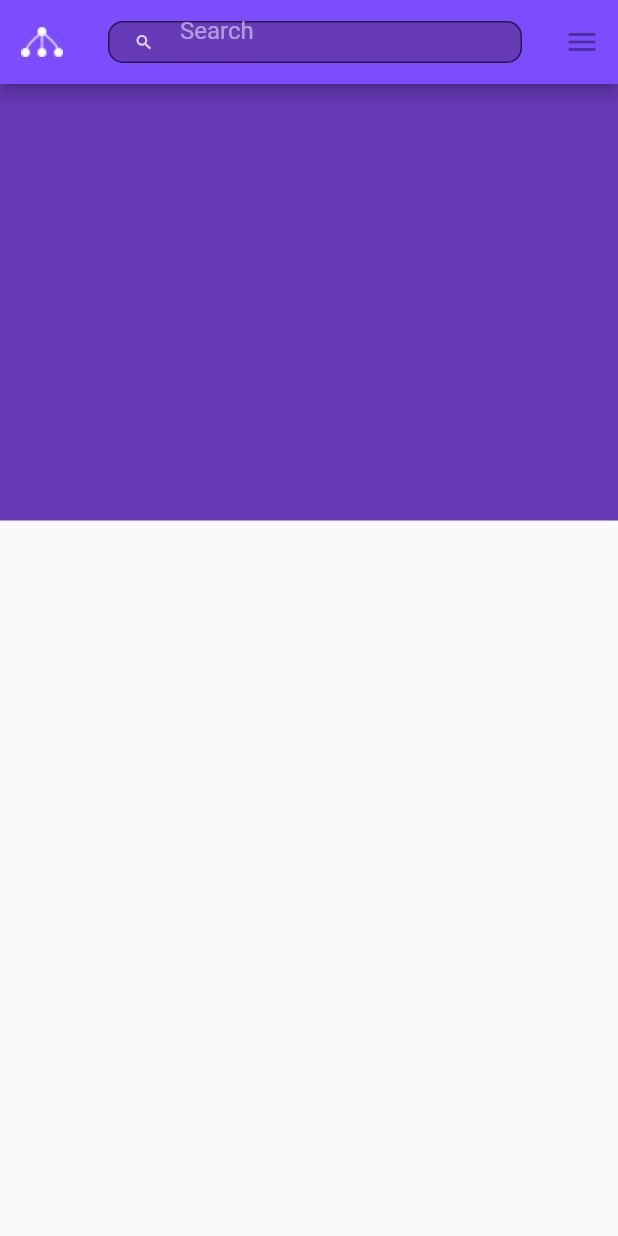
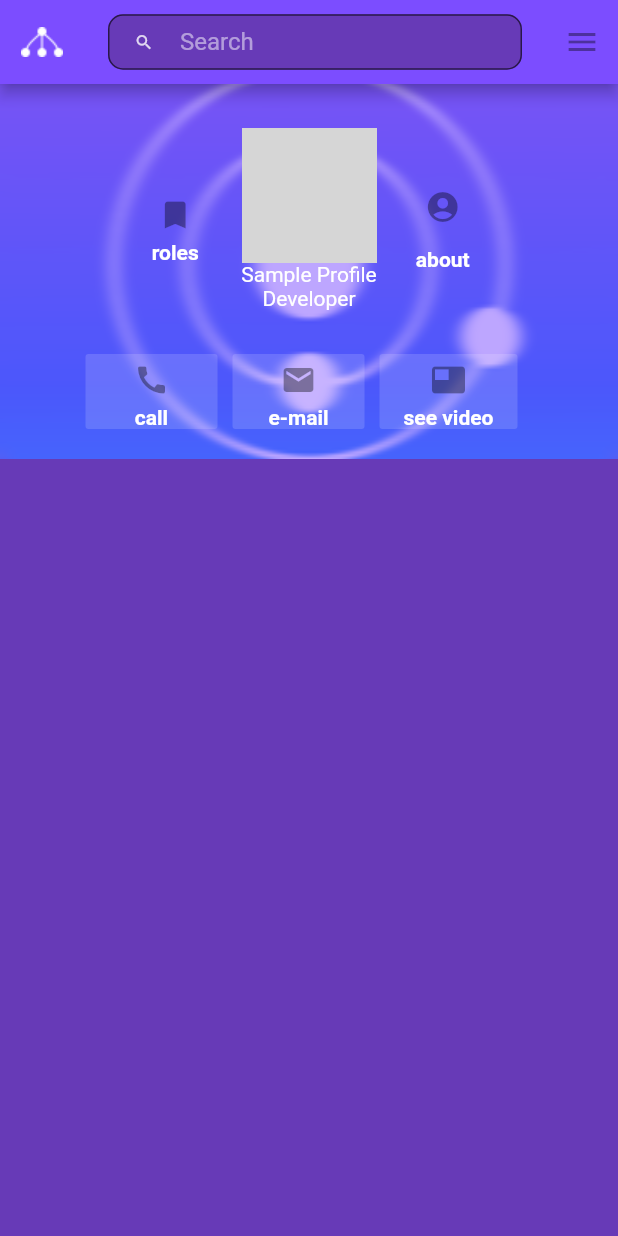
Before and after one commit to serkon/intern, a Flutter app: the EmployeeInfoScreen screen opened directly, on a phone screen of 412 x 824 dp. Run offline on Flutter 3.47's test engine with Material 2 defaults, Android fonts, the light colour scheme and no system bars; missing offline and left inert: encrypt; network calls fail; grey boxes are pictures that could not be loaded.

Commit message:
UI - blur image part

```diff
--- a/lib/widget/stateful/employee_info_screen.dart
+++ b/lib/widget/stateful/employee_info_screen.dart
@@ -1,5 +1,6 @@
 import 'package:flutter/material.dart';
 import 'package:flutter_login/widget/stateful/search_box2.dart';
+import 'package:flutter_login/widget/stateless/blur_img.dart';
 import 'package:flutter_login/widget/stateless/login_background.dart';
 
 final GlobalKey<ScaffoldState> scaffoldKey = GlobalKey<ScaffoldState>();
@@ -14,6 +15,8 @@ class EmployeeInfoScreen extends StatefulWidget {
 
 class EmployeeInfoScreenState extends State<EmployeeInfoScreen> {
   Widget build(BuildContext context) {
+    var assetImage = new AssetImage("assets/images/sunglasses-c.png");
+    var image = new Image(image: assetImage, height: 50.0, width: 330.0);
     return Scaffold(
         key: scaffoldKey,
         appBar: AppBar(
@@ -29,14 +32,19 @@ class EmployeeInfoScreenState extends State<EmployeeInfoScreen> {
                 icon: const Icon(Icons.menu),
               )
             ]),
-        body: Container(
-          color: Colors.deepPurple,
-          height: 291.0,
-          child: new ListView(children: [
-          MaterialButton(
+        body: Stack(
+          children: <Widget>[
+            Positioned.fill(child: Container(
+                color: Colors.deepPurple,
+            child:ListView(
+            children: <Widget>[
+              ExpenseImageAsset2(),
 
-          )
-          ]),
+            ],
+        )))
+
+
+          ],
         ));
   }
 }
--- a/lib/widget/stateful/search_box.dart
+++ /dev/null
@@ -1,51 +0,0 @@
-import 'package:flutter/material.dart';
-
-class SearchBox extends StatelessWidget {
-  @override
-  Widget build(BuildContext context) {
-    return Scaffold(
-        appBar: AppBar(
-
-            title: Text("Search"), actions: <Widget>[
-            IconButton(icon: Icon(Icons.search, size:283,), onPressed: () {
-        showSearch(context: context, delegate: DataSearch());
-      })
-    ]));
-  }
-}
-
-class DataSearch extends SearchDelegate<String> {
-  final users = ["Yunus Emre Meydancı", "Ertan Ayanlar", "Nursena Köprücü", "Büşra Uyar"];
-
-  final recentUsers = ["Nursena Köprücü", "Büşra Uyar"];
-  @override
-  List<Widget> buildActions(BuildContext context) {
-    return [IconButton(icon: Icon(Icons.clear), onPressed: () {})];
-  }
-
-  @override
-  Widget buildLeading(BuildContext context) {
-    // left side
-    return IconButton(
-        icon: AnimatedIcon(
-            icon: AnimatedIcons.menu_arrow, progress: transitionAnimation),
-        onPressed: () {});
-  }
-
-  @override
-  Widget buildResults(BuildContext context) {
-    return null;
-  }
-
-  @override
-  Widget buildSuggestions(BuildContext context) {
-    final suggestionList = query.isEmpty ? recentUsers : users;
-    return ListView.builder(
-      itemBuilder: (context, index) => ListTile(
-        leading: Icon(Icons.account_circle),
-        title: Text(suggestionList[index]),
-      ),
-      itemCount: suggestionList.length,
-    );
-  }
-}
--- a/lib/widget/stateful/search_box2.dart
+++ b/lib/widget/stateful/search_box2.dart
@@ -4,23 +4,21 @@ class SearchBox2 extends StatelessWidget {
   @override
   Widget build(BuildContext context) {
     return Container(
-      width: 283.0,
-      height: 28.0,
+        height: 37,
         child: TextFormField(
           decoration: InputDecoration(
-
+              contentPadding:
+              new EdgeInsets.symmetric(vertical: 0.1, horizontal: 5),
               prefixIcon: Icon(Icons.search,
                   size: 12.9, color: Colors.white.withOpacity(0.8)),
               border: new OutlineInputBorder(
                 borderRadius: const BorderRadius.all(
                   const Radius.circular(10.0),
-
                 ),
               ),
               filled: true,
               hintText: "Search",
               hintStyle: TextStyle(color: Colors.white.withOpacity(0.5)),
-
               fillColor: Colors.deepPurple),
         ));
   }
--- /dev/null
+++ b/lib/widget/stateless/blur_img.dart
@@ -0,0 +1,150 @@
+import 'dart:ui';
+
+import 'package:flutter/material.dart';
+
+import 'circled_image.dart';
+
+class ExpenseImageAsset2 extends StatelessWidget {
+  @override
+  Widget build(BuildContext context) {
+    return Container(
+        height: 250.0,
+        width: MediaQuery.of(context).size.width,
+        decoration: BoxDecoration(
+          image: DecorationImage(
+            image: AssetImage('assets/images/journey_logo.png'),
+            fit: BoxFit.cover,
+          ),
+        ),
+        child: BackdropFilter(
+            filter: ImageFilter.blur(sigmaX: 5, sigmaY: 0),
+            child: Container(
+                padding: EdgeInsets.symmetric(horizontal: 5.0),
+                color: Colors.deepPurpleAccent.withOpacity(0.5),
+                child: Column(children: <Widget>[
+                  Expanded(
+                      child: Row(
+                          mainAxisAlignment: MainAxisAlignment.center,
+                          children: <Widget>[
+                        RaisedButton(
+                            disabledColor: Colors.white.withOpacity(0.0),
+                            onPressed: null,
+                            child: Column(
+                              mainAxisSize: MainAxisSize.min,
+                              children: <Widget>[
+                                Padding(
+                                    padding: EdgeInsets.only(top: 15.0),
+                                    child: Icon(
+                                      Icons.bookmark,
+                                    )),
+                                Padding(
+                                    padding: EdgeInsets.only(top: 5.0),
+                                    child: Text(
+                                      "roles",
+                                      style: TextStyle(
+                                        color: Colors.white,
+                                        fontWeight: FontWeight.bold,
+                                      ),
+                                    )),
+                              ],
+                            )),
+                        CircleImage(),
+                        RaisedButton(
+                            disabledColor: Colors.white.withOpacity(0.0),
+                            child: Column(
+                              mainAxisSize: MainAxisSize.min,
+                              children: <Widget>[
+                                Padding(
+                                    padding: EdgeInsets.only(top: 15.0),
+                                    child: Icon(
+                                      Icons.account_circle,
+                                    )),
+                                Padding(
+                                    padding: EdgeInsets.only(top: 15.0),
+                                    child: Text(
+                                      "about",
+                                      style: TextStyle(
+                                        color: Colors.white,
+                                        fontWeight: FontWeight.bold,
+                                      ),
+                                    )),
+                              ],
+                            ))
+                      ])),
+                  Row(
+                      mainAxisAlignment: MainAxisAlignment.center,
+                      children: <Widget>[
+                        Padding(
+                            padding: EdgeInsets.only(right: 10.0, bottom: 20),
+                            child: RaisedButton(
+
+                                disabledColor: Colors.white.withOpacity(0.15),
+                                child: Column(
+                                  mainAxisSize: MainAxisSize.min,
+                                  children: <Widget>[
+                                    Padding(
+                                        padding: EdgeInsets.only(top: 5.0),
+                                        child: Icon(
+                                          Icons.call,
+                                        )),
+                                    Padding(
+                                        padding: EdgeInsets.only(top: 5.0),
+                                        child: Text(
+                                          "call",
+                                          style: TextStyle(
+                                            color: Colors.white,
+                                            fontWeight: FontWeight.bold,
+                                          ),
+                                        )),
+                                  ],
+                                ))),
+                        Padding(
+                            padding: EdgeInsets.only(right: 10.0, bottom: 20),
+                            child: RaisedButton(
+                                disabledColor: Colors.white.withOpacity(0.15),
+                                child: Column(
+                                  mainAxisSize: MainAxisSize.min,
+                                  children: <Widget>[
+                                    Padding(
+                                        padding: EdgeInsets.only(top: 5.0),
+                                        child: Icon(
+                                          Icons.mail,
+                                        )),
+                                    Padding(
+                                        padding: EdgeInsets.only(top: 5.0),
+                                        child: Text(
+                                          "e-mail",
+                                          style: TextStyle(
+                                            color: Colors.white,
+                                            fontWeight: FontWeight.bold,
+                                          ),
+                                        )),
+                                  ],
+                                ))),
+                        Padding(
+                            padding: EdgeInsets.only(right: 10.0, bottom: 20),
+                            child: RaisedButton(
+                                disabledColor: Colors.white.withOpacity(0.15),
+                                child: Column(
+                                  mainAxisSize: MainAxisSize.min,
+                                  children: <Widget>[
+                                    Padding(
+                                        padding: EdgeInsets.only(top: 5.0),
+                                        child: Icon(
+                                          Icons.featured_video,
+                                        )),
+                                    Padding(
+                                        padding: EdgeInsets.only(top: 5.0),
+                                        child: Text(
+                                          "see video",
+                                          style: TextStyle(
+                                            color: Colors.white,
+                                            fontWeight: FontWeight.bold,
+                                          ),
+                                        )),
+                                  ],
+                                ))),
+                      ])
+                ]))));
+  }
+}
--- /dev/null
+++ b/lib/widget/stateless/circled_image.dart
@@ -0,0 +1,29 @@
+import 'package:flutter/material.dart';
+
+class CircleImage extends StatelessWidget {
+  var url =
+      "https://i.dailymail.co.uk/i/pix/2015/09/01/18/2BE1E88B00000578-3218613-image-m-5_1441127035222.jpg";
+  var name = "Sample Profile";
+  var tittle = "Developer";
+
+  @override
+  Widget build(BuildContext context) {
+    return Column(
+      mainAxisAlignment: MainAxisAlignment.center,
+      children: <Widget>[
+        new Container(
+          padding: EdgeInsets.only(left:42, right:31),
+            width: 90.0,
+            height: 90.0,
+            decoration: new BoxDecoration(
+                shape: BoxShape.circle,
+                image: new DecorationImage(
+                    fit: BoxFit.fill, image: new NetworkImage(url)))),
+        new Text(name, style: TextStyle(color: Colors.white),),
+        new Text(tittle, style: TextStyle(color: Colors.white),),
+
+
+      ],
+    );
+  }
+}
```
Lines whose indentation alone changed are shown as unchanged.
